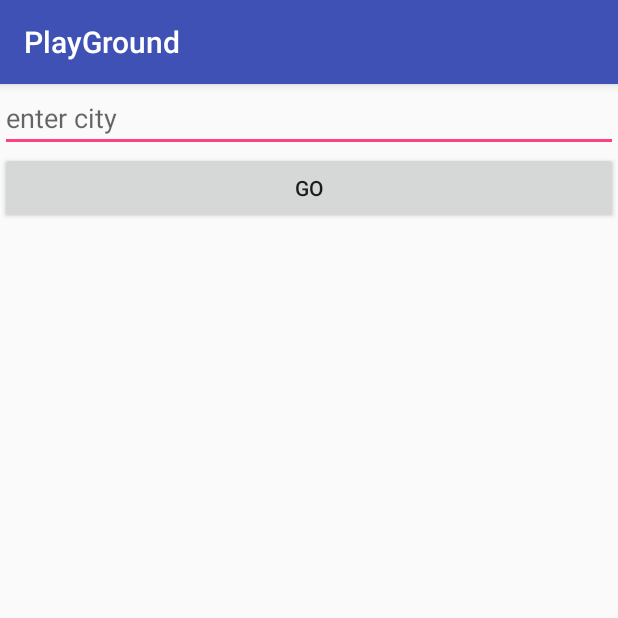
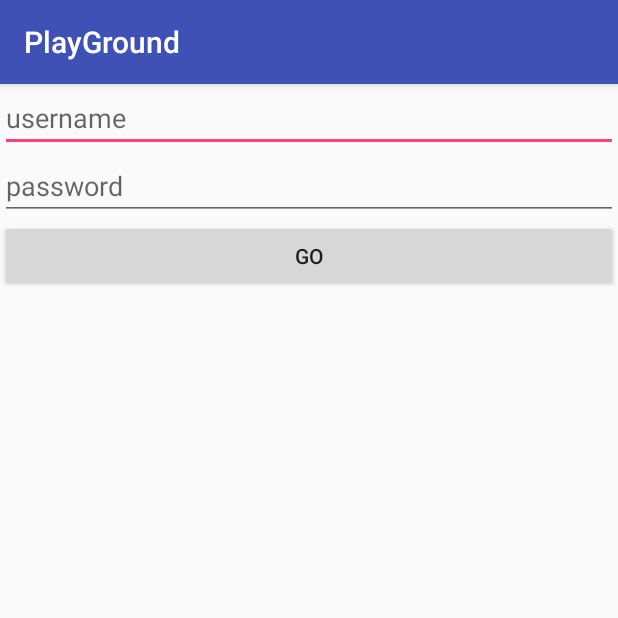
Before and after one commit to moh4med/PlayGround, an Android app: the screen it shows after launch (MainActivity), after a tap on "GO", on a phone screen of 412 x 824 dp, the top half of it. Run offline under Robolectric (Android 15) with nearby library versions, the phone set to English and light mode, and no system bars.

Commit message:
add users to database using php

```diff
--- a/app/src/main/java/com/example/mohamed/playground/MainActivity.java
+++ b/app/src/main/java/com/example/mohamed/playground/MainActivity.java
@@ -18,6 +18,7 @@ import java.io.BufferedReader;
 import java.io.IOException;
 import java.io.InputStream;
 import java.io.InputStreamReader;
+import java.net.HttpURLConnection;
 import java.net.MalformedURLException;
 import java.net.URL;
 import java.net.URLConnection;
@@ -25,21 +26,21 @@ import java.net.URLConnection;
 public class MainActivity extends AppCompatActivity {
 
     private String TAG = MainActivity.class.getSimpleName();
-    private EditText et_cityName;
     private TextView tv_cityResult;
+    private EditText et_password;
+    private EditText et_userName;
 
     @Override
     protected void onCreate(Bundle savedInstanceState) {
         super.onCreate(savedInstanceState);
         setContentView(R.layout.activity_main);
-        et_cityName = (EditText) findViewById(R.id.et_cityName);
+        et_userName = (EditText) findViewById(R.id.et_userName);
+        et_password = (EditText) findViewById(R.id.et_password);
         tv_cityResult = (TextView) findViewById(R.id.tv_result);
-
-
     }
 
     public void btn_go_onClick(View view) {
-        String url = "https://query.yahooapis.com/v1/public/yql?q=select%20*%20from%20weather.forecast%20where%20woeid%20in%20(select%20woeid%20from%20geo.places(1)%20where%20text%3D%22" + et_cityName.getText().toString() + "%22)&format=json&env=store%3A%2F%2Fdatatables.org%2Falltableswithkeys";
+        String url = "http://10.0.2.2/androidlogin/add.php?username=" + et_userName.getText().toString() + "&password=" + et_password.getText().toString();
         new mAsyncTask().execute(url);
     }
 
@@ -55,14 +56,8 @@ public class MainActivity extends AppCompatActivity {
             JSONObject json = null;
             try {
                 json = new JSONObject(values[0]);
-                JSONObject query = json.getJSONObject("query");
-                JSONObject results = query.getJSONObject("results");
-                JSONObject channel = results.getJSONObject("channel");
-                JSONObject astronomy = channel.getJSONObject("astronomy");
-                String sunset = astronomy.getString("sunset");
-                String sunrise = astronomy.getString("sunrise");
-
-                tv_cityResult.setText("sunset:" + sunset + ",sunrise:" + sunrise);
+                String msg = json.getString("msg");
+                tv_cityResult.setText(msg);
             } catch (JSONException e) {
                 e.printStackTrace();
             }
@@ -76,22 +71,35 @@ public class MainActivity extends AppCompatActivity {
         }
 
         @Override
-        protected String doInBackground(String... Params) {
+        protected String doInBackground(String... params) {
+            // TODO Auto-generated method stub
             try {
-                URL url = new URL(Params[0]);
-                URLConnection urlConnection = (URLConnection) url.openConnection();
-                InputStream in = new BufferedInputStream(urlConnection.getInputStream());
-                String s = stream2string(in);
-                publishProgress(s);
-            } catch (MalformedURLException e) {
-                e.printStackTrace();
-            } catch (IOException e) {
-                e.printStackTrace();
+                String NewsData;
+                //define the url we have to connect with
+                URL url = new URL(params[0]);
+                //make connect with url and send request
+                HttpURLConnection urlConnection = (HttpURLConnection) url.openConnection();
+                //waiting for 7000ms for response
+                urlConnection.setConnectTimeout(7000);//set timeout to 5 seconds
+
+                try {
+                    //getting the response data
+                    InputStream in = new BufferedInputStream(urlConnection.getInputStream());
+                    //convert the stream to string
+                    NewsData = stream2string(in);
+                    //send to display data
+                    publishProgress(NewsData);
+                } finally {
+                    //end connection
+                    urlConnection.disconnect();
+                }
+
+            } catch (Exception ex) {
+                ex.printStackTrace();
             }
             return null;
         }
     }
-
     private String stream2string(InputStream in) {
         BufferedReader bufferedReader = new BufferedReader(new InputStreamReader(in));
         String line;
--- a/app/src/main/res/layout/activity_main.xml
+++ b/app/src/main/res/layout/activity_main.xml
@@ -9,10 +9,17 @@
     tools:context="com.example.mohamed.playground.MainActivity">
 
     <EditText
-        android:id="@+id/et_cityName"
-        android:hint="enter city"
+        android:id="@+id/et_userName"
+        android:hint="username"
         android:layout_width="match_parent"
         android:layout_height="wrap_content"
+        />
+    <EditText
+        android:id="@+id/et_password"
+        android:hint="password"
+        android:layout_width="match_parent"
+        android:layout_height="wrap_content"
+        android:inputType="textPassword"
         />
     <Button
         android:id="@+id/btn_go"
```
